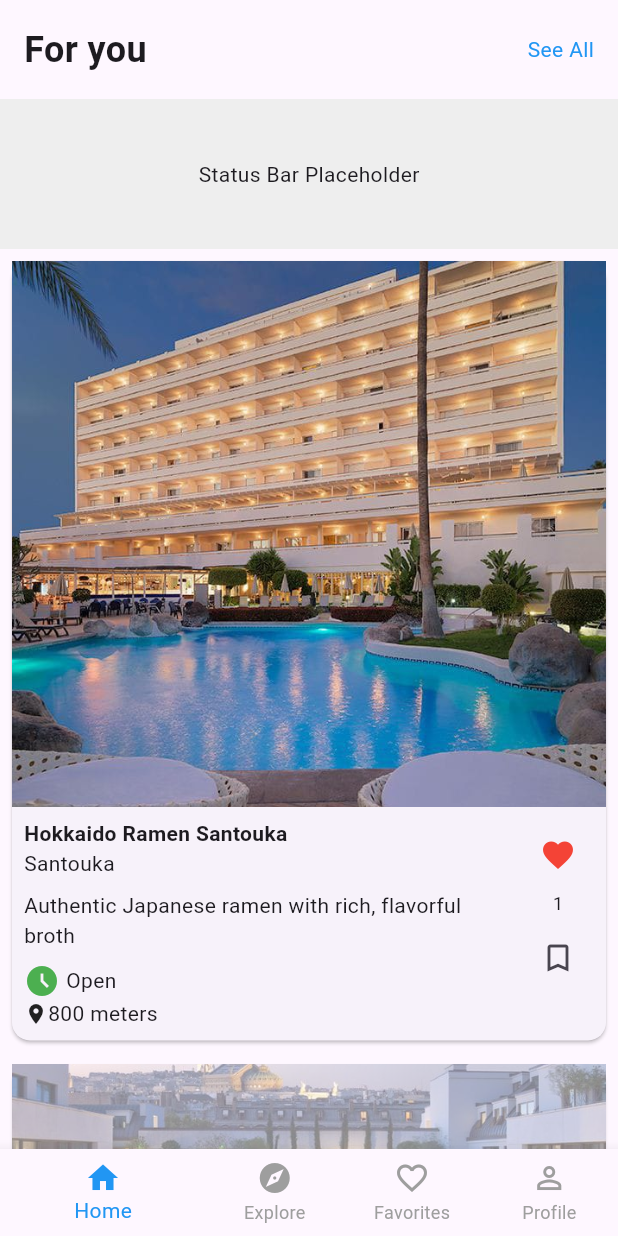
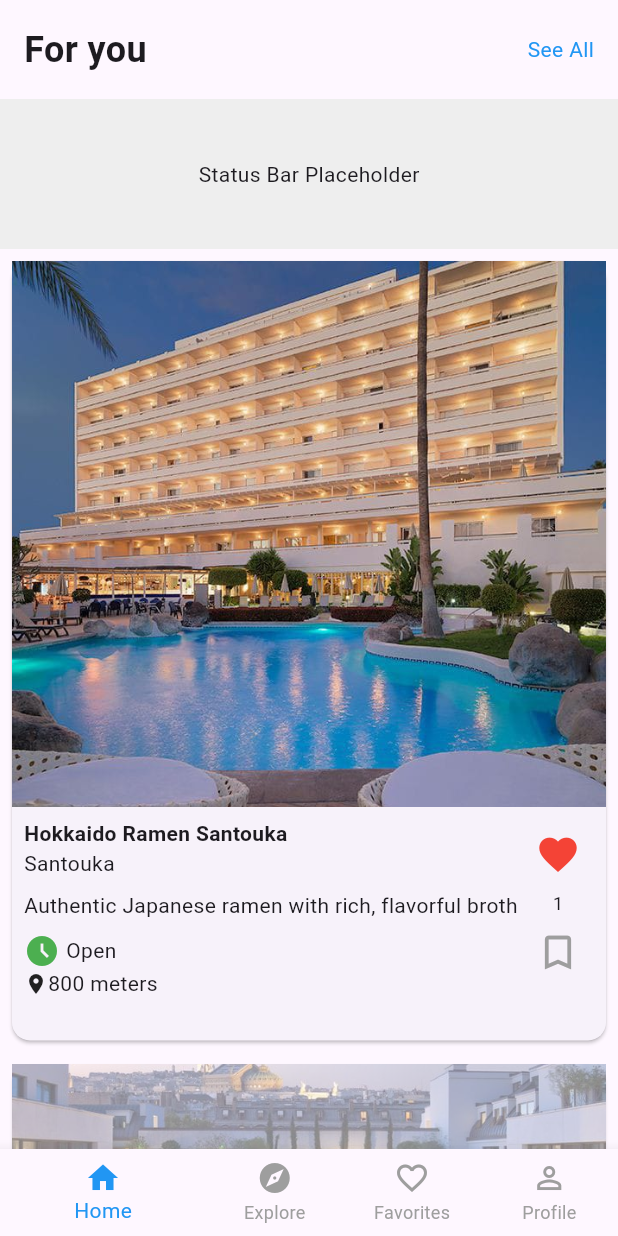
Before and after one commit to Titanantony/flutter_test_playground, a Flutter app: the screen it shows after launch, on a phone screen of 412 x 824 dp. Run offline on Flutter 3.47's test engine with Material 3 defaults, Android fonts, the phone set to English and light mode, and no system bars; our stand-ins replace video_player.

Commit message:
Chore: add function to onsaved when clicked

```diff
--- a/lib/claude/adjusted.dart
+++ b/lib/claude/adjusted.dart
@@ -201,10 +201,6 @@ class _HomePageState extends State<HomePage> {
           ],
         ),
       ),
-      // bottomNavigationBar: BottomNavigation(
-      //   selectedIndex: _selectedIndex,
-      //   onItemTapped: _onItemTapped,
-      // ),
     );
   }
 
@@ -325,13 +321,15 @@ class _HomePageState extends State<HomePage> {
                       ],
                     ),
                   ),
-                  const SizedBox(width: 8), // Add space between text and icons
                   Column(
                     mainAxisSize: MainAxisSize.min,
                     children: [
                       Column(
+                        mainAxisAlignment: MainAxisAlignment.start,
                         children: [
                           IconButton(
+                            iconSize:
+                                30, // Adjust this value to the desired icon size
                             icon: Icon(
                               location.isLiked
                                   ? Icons.favorite
@@ -358,19 +356,37 @@ class _HomePageState extends State<HomePage> {
                             ),
                         ],
                       ),
-                      const SizedBox(
-                          height: 4), // Space between like and save buttons
                       IconButton(
+                        iconSize:
+                            30, // Adjust this value to the desired icon size
                         icon: Icon(
                           location.isSaved
                               ? Icons.bookmark
                               : Icons.bookmark_border,
-                          color: location.isSaved ? Colors.blue : null,
+                          color: location.isSaved ? Colors.blue : Colors.grey,
                         ),
                         onPressed: () {
-                          // Handle save action
+                          setState(() {
+                            location.isSaved = !location.isSaved;
+                            if (location.isSaved) {
+                              location.savedCount++;
+                            } else {
+                              location.savedCount--;
+                            }
+                          });
                         },
                       ),
+                      // IconButton(
+                      //   iconSize:
+                      //       20, // Adjust this value to the desired icon size
+                      //   icon: const Icon(
+                      //     Icons.share_outlined,
+                      //     color: Colors.blue,
+                      //   ),
+                      //   onPressed: () {
+                      //     location.sharedCount++;
+                      //   },
+                      // ),
                     ],
                   ),
                 ],
```
